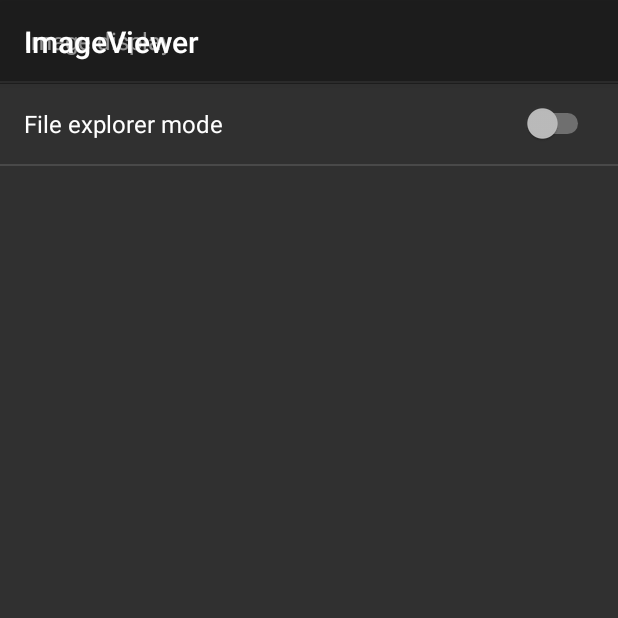
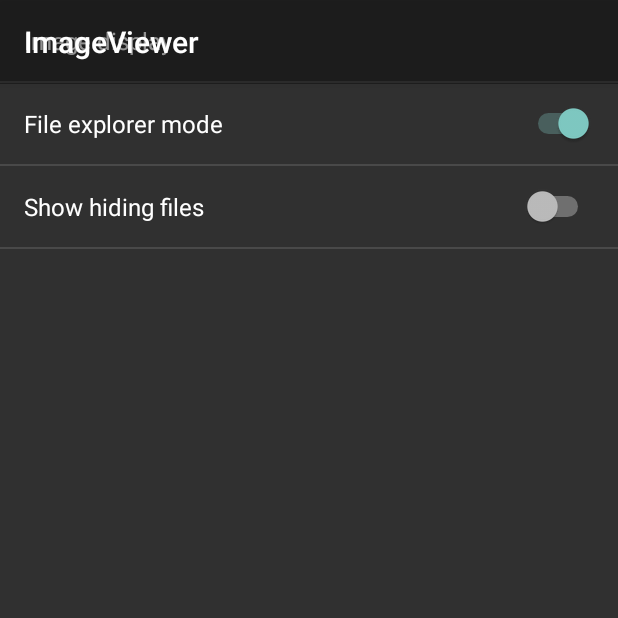
Before and after one commit to xdtianyu/ImageViewer, an Android app: the fragment GeneralFragment shown on its own in the app's theme, on a phone screen of 412 x 824 dp, the top half of it. Run offline under Robolectric (Android 15) with nearby library versions, the phone set to English and light mode, and no system bars.

Commit message:
add hiding files settings

```diff
--- a/app/src/main/java/org/xdty/imageviewer/model/Config.java
+++ b/app/src/main/java/org/xdty/imageviewer/model/Config.java
@@ -11,6 +11,7 @@
     public final static String SAMBA_PASSWORD = "samba_password";
     public final static String ROTATE_TYPE = "rotate_type";
     public final static String FILE_EXPLORER_MODE = "file_explorer_mode";
+    public final static String SHOW_HIDING_FILES = "show_hiding_files";
 
     public final static String thumbnailDir = "thumbnails";
     public final static String SAMBA_PREFIX = "smb://";
--- a/app/src/main/res/values/strings.xml
+++ b/app/src/main/res/values/strings.xml
@@ -26,6 +26,7 @@
     <string name="windows_share_summary">Connect windows share or samba server </string>
 
     <string name="file_explorer_mode">File explorer mode</string>
+    <string name="show_hiding_files">Show hiding files</string>
 
     <string name="image_rotate_type">Image display</string>
     <string name="image_original">Original</string>
--- a/app/src/main/res/xml/settings_general_fragment.xml
+++ b/app/src/main/res/xml/settings_general_fragment.xml
@@ -9,5 +9,9 @@
     <SwitchPreference
         android:title="@string/file_explorer_mode"
         android:key="file_explorer_mode"
+        android:defaultValue="true"/>
+    <SwitchPreference
+        android:title="@string/show_hiding_files"
+        android:key="show_hiding_file"
         android:defaultValue="false"/>
 </PreferenceScreen>
```
Also changed, not shown: app/src/main/java/org/xdty/imageviewer/activity/MainActivity.java (+8 -2 lines), app/src/main/java/org/xdty/imageviewer/model/ImageFile.java (+10 -0 lines), 1 other file.
